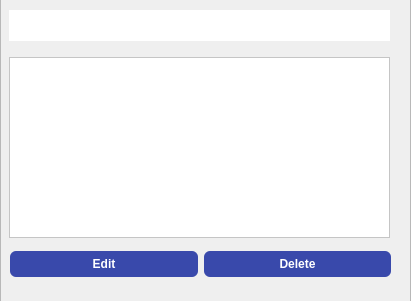
The window that ui/Notes_item.ui (Huynnamko/python-app) describes before a commit, drawn with Qt 5.
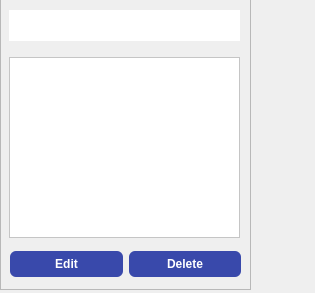
The same window after the commit.

```diff
--- a/ui/Notes_item.ui
+++ b/ui/Notes_item.ui
@@ -6,8 +6,8 @@
    <rect>
     <x>0</x>
     <y>0</y>
-    <width>411</width>
-    <height>301</height>
+    <width>315</width>
+    <height>293</height>
    </rect>
   </property>
   <property name="windowTitle">
@@ -18,8 +18,8 @@
     <rect>
      <x>0</x>
      <y>-1</y>
-     <width>411</width>
-     <height>311</height>
+     <width>251</width>
+     <height>291</height>
     </rect>
    </property>
    <property name="styleSheet">
@@ -41,7 +41,7 @@
      <rect>
       <x>10</x>
       <y>235</y>
-      <width>381</width>
+      <width>231</width>
       <height>61</height>
      </rect>
     </property>
@@ -90,7 +90,7 @@
     <rect>
      <x>9</x>
      <y>57</y>
-     <width>381</width>
+     <width>231</width>
      <height>181</height>
     </rect>
    </property>
@@ -103,7 +103,7 @@
     <rect>
      <x>9</x>
      <y>10</y>
-     <width>381</width>
+     <width>231</width>
      <height>31</height>
     </rect>
    </property>
```
